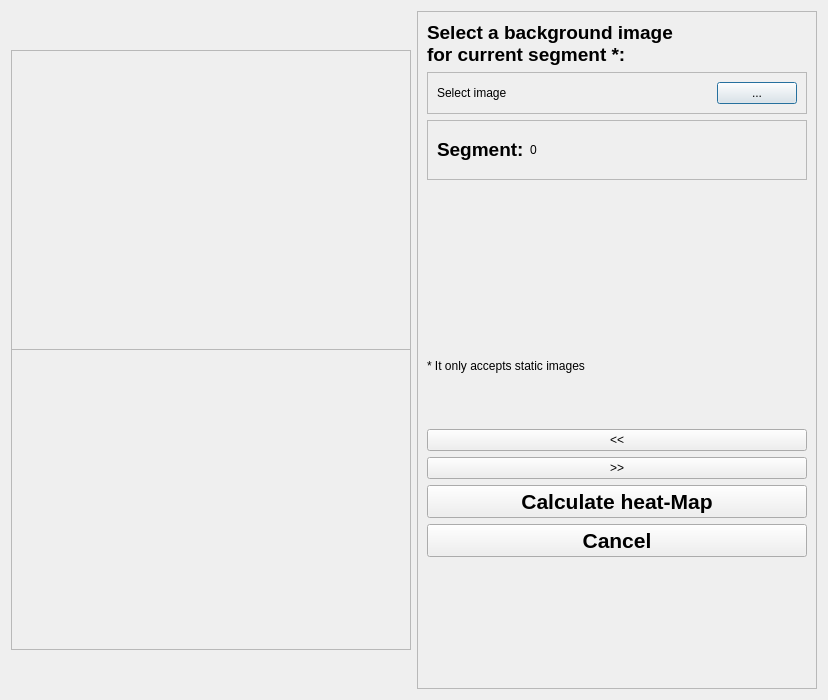
Old version of the form DialogHeatMap.ui in the repository jamesalvarez/grafix-coder.
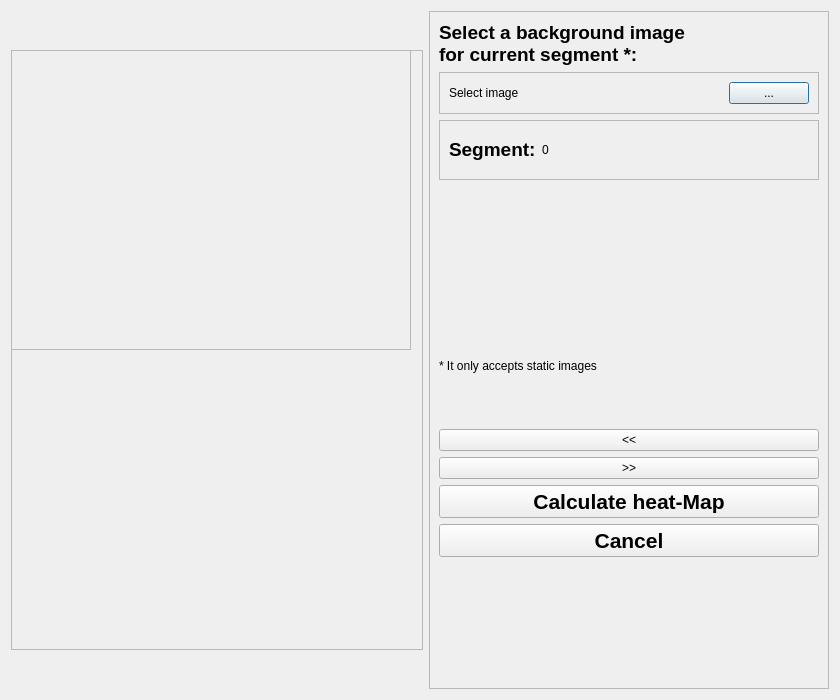
New version of the form.

Patch:
```diff
--- a/DialogHeatMap.ui
+++ b/DialogHeatMap.ui
@@ -6,7 +6,7 @@
    <rect>
     <x>0</x>
     <y>0</y>
-    <width>824</width>
+    <width>840</width>
     <height>700</height>
    </rect>
   </property>
```
Left out of the diff: 6 changed lines with no effect on the pictures.
